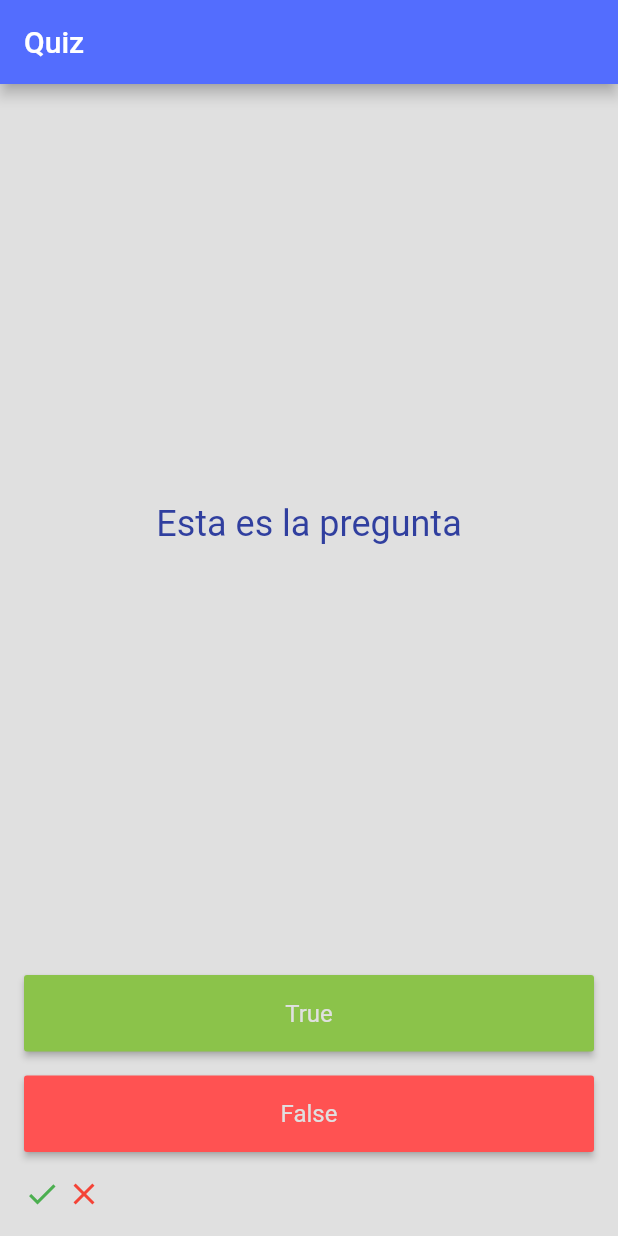
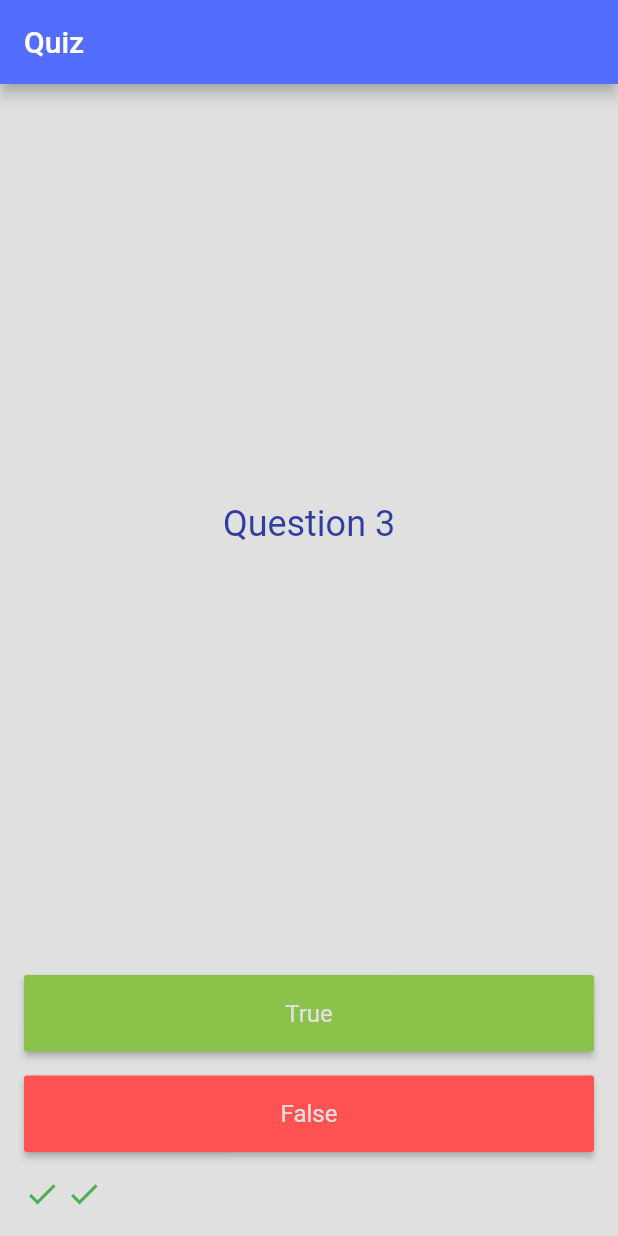
Before and after one commit to cicelcup/Learning_Flutter_Quiz_Game, a Flutter app: the screen it shows after launch, after a tap on "True", after a tap on "False", on a phone screen of 412 x 824 dp. Run offline on Flutter 3.47's test engine with Material 2 defaults, Android fonts, the phone set to English and light mode, and no system bars.

Commit message:
Validate questions

```diff
--- a/lib/main.dart
+++ b/lib/main.dart
@@ -27,8 +27,31 @@ class Quiz extends StatefulWidget {
   _QuizState createState() => _QuizState();
 }
 
+class Questions {
+  final String title;
+  final bool answer;
+
+  Questions(this.title, this.answer);
+}
+
 class _QuizState extends State<Quiz> {
+  static final questions = [
+    Questions("Question 1", true),
+    Questions("Question 2", false),
+    Questions("Question 3", false),
+    Questions("Question 4", true),
+    Questions("Question 5", true),
+    Questions("Question 6", true),
+    Questions("Question 7", false),
+    Questions("Question 8", false),
+    Questions("Question 9", true),
+    Questions("Question 10", true),
+    Questions("Question 11", false),
+    Questions("Question 12", true)
+  ];
   final List<Widget> score = [];
+
+  var indexQuestionShowed = 0;
 
   void addOkCheck() {
     score.add(
@@ -48,6 +71,23 @@ class _QuizState extends State<Quiz> {
     );
   }
 
+  void checkAnswer(bool buttonValue) {
+    if (buttonValue == questions[indexQuestionShowed].answer) {
+      addOkCheck();
+    } else {
+      addWrongMark();
+    }
+    showNextQuestion();
+  }
+
+  void showNextQuestion() {
+    if (indexQuestionShowed < questions.length - 1) {
+      indexQuestionShowed++;
+    } else {
+      indexQuestionShowed = 0;
+    }
+  }
+
   @override
   Widget build(BuildContext context) {
     return Column(
@@ -57,7 +97,7 @@ class _QuizState extends State<Quiz> {
         Expanded(
           child: Center(
             child: Text(
-              "Esta es la pregunta",
+              questions[indexQuestionShowed].title,
               style: Theme.of(context).textTheme.headline5.copyWith(
                     color: Colors.indigo[700],
                   ),
@@ -77,7 +117,7 @@ class _QuizState extends State<Quiz> {
                   .copyWith(color: Colors.grey[300]),
             ),
             onPressed: () {
-              setState(() => addOkCheck());
+              setState(() => checkAnswer(true));
             },
           ),
         ),
@@ -92,7 +132,7 @@ class _QuizState extends State<Quiz> {
                     .subtitle1
                     .copyWith(color: Colors.grey[300])),
             onPressed: () {
-              setState(() => addWrongMark());
+              setState(() => checkAnswer(false));
             },
           ),
         ),
```
